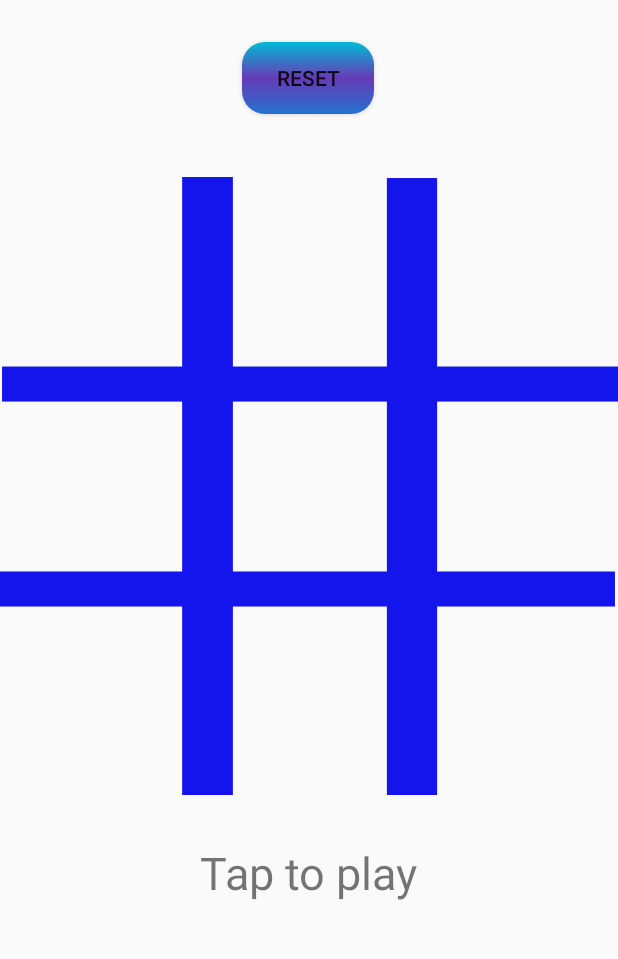
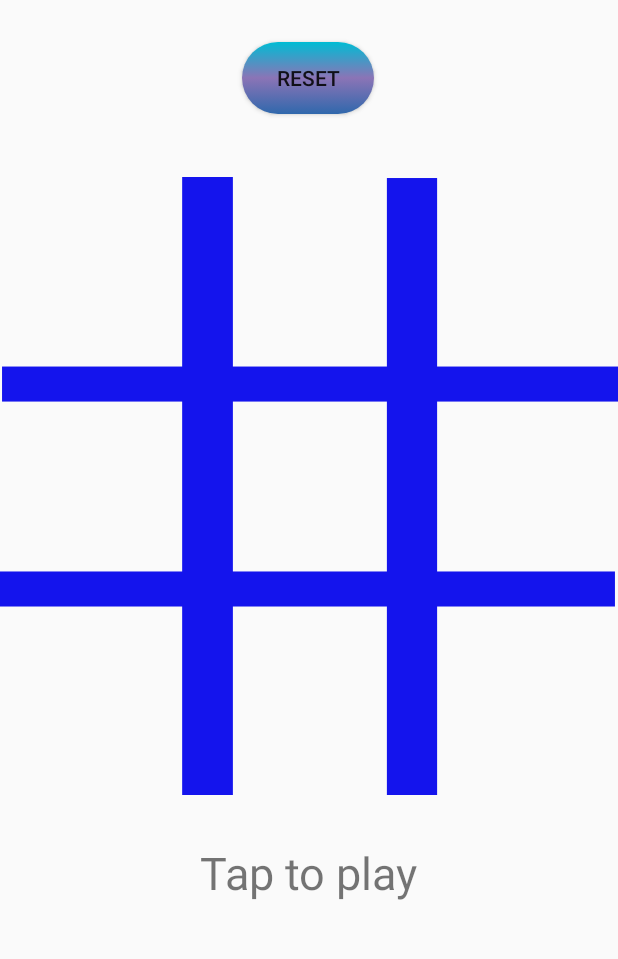
Before and after one commit to Dipesh049/TicTacToeApp, an Android app: the MainActivity screen opened directly, with no data from a screen before it, on a phone screen of 412 x 824 dp, the part 118-1077 px from its top. Run offline under Robolectric (Android 15) with nearby library versions, the phone set to English and light mode, and no system bars.

Commit message:
Implemented minmax algorithm

```diff
--- a/app/src/main/res/drawable/button_background.xml
+++ b/app/src/main/res/drawable/button_background.xml
@@ -1,10 +1,10 @@
 <?xml version="1.0" encoding="utf-8"?>
 <shape xmlns:android="http://schemas.android.com/apk/res/android"
     android:shape="rectangle">
-    <corners android:radius="15dp"/>
+    <corners android:radius="100dp"/>
     <gradient android:angle="270"
-        android:startColor="#2572CF"
-        android:centerColor="#673AB7"
+        android:startColor="#33b249"
+        android:centerColor="#8B74B6"
         android:endColor="#00BCD4"/>
 
 </shape>
--- a/app/src/main/res/drawable/button_background2.xml
+++ b/app/src/main/res/drawable/button_background2.xml
@@ -1,10 +1,10 @@
 <?xml version="1.0" encoding="utf-8"?>
 <shape xmlns:android="http://schemas.android.com/apk/res/android"
      android:shape="rectangle">
-    <corners android:radius="15dp"/>
+    <corners android:radius="100dp"/>
     <gradient android:angle="90"
-        android:startColor="#2572CF"
-        android:centerColor="#673AB7"
+        android:startColor="#3068AC"
+        android:centerColor="#8B74B6"
         android:endColor="#00BCD4"/>
 
 </shape>
```
Also changed, not shown: app/src/main/java/com/example/tictactoe/MainActivity.java (+108 -5 lines).
